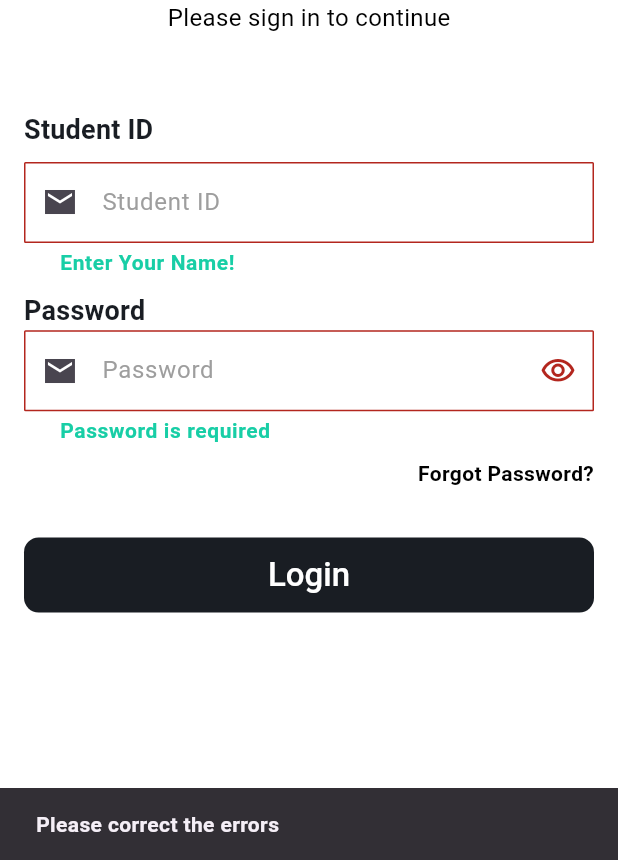
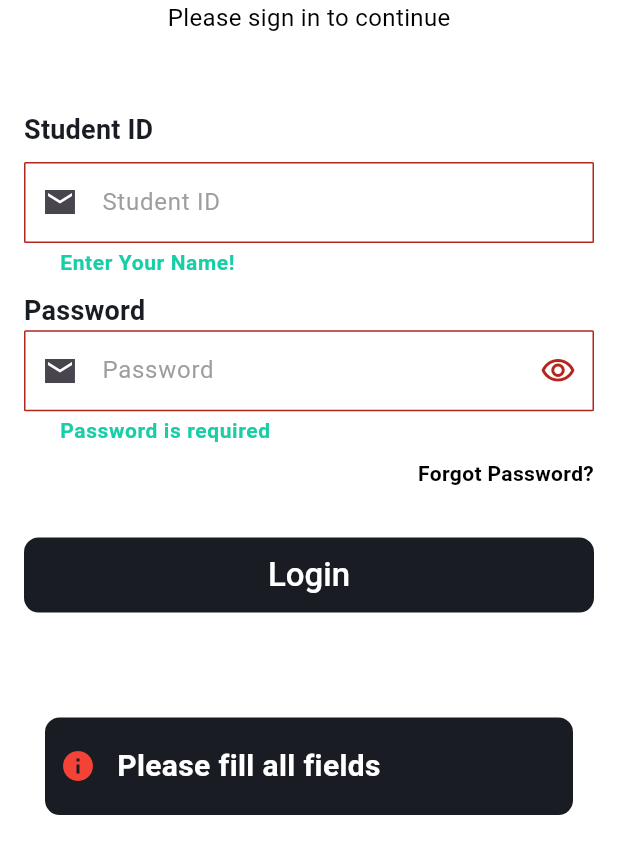
Before and after one commit to waqas1343/Qabil.jobs, a Flutter app: the LoginScreen screen opened by its route, after a tap on "Login", on a phone screen of 412 x 824 dp, the part 376-1236 px from its top. Run offline on Flutter 3.47's test engine with Material 3 defaults, Android fonts, the light colour scheme and no system bars; drawn by our look-alikes of another_flushbar; our stand-ins replace pinput; Roboto replaces fonts that are missing (KumbhSans-VariableFont_YOPQ,wght.ttf).

Commit message:
Bottom navigation plus flushbar

```diff
--- a/lib/View/auth/login_screen/login_screen.dart
+++ b/lib/View/auth/login_screen/login_screen.dart
@@ -1,3 +1,4 @@
+import 'package:another_flushbar/flushbar.dart';
 import 'package:flutter/material.dart';
 import 'package:provider/provider.dart';
 import 'package:qabil_app/constant/app_button/app_button.dart';
@@ -13,11 +14,13 @@ import 'package:qabil_app/view_model/controller/validation.dart';
 import 'package:qabil_app/view_model/providers/generalProvider.dart';
 
 import '../../../Navigation_screening/app_navigators.dart';
+import '../../../widgets/customFlushbar/customFlushbar.dart';
 
 class LoginScreen extends StatelessWidget {
   final TextEditingController studenIDController = TextEditingController();
   final TextEditingController passwordController = TextEditingController();
   final GlobalKey<FormState> formKey = GlobalKey<FormState>();
+
   LoginScreen({super.key});
 
   @override
@@ -56,7 +59,6 @@ class LoginScreen extends StatelessWidget {
                   height: AppSizes.height01(context),
                 ),
                 AppTextFields.customTextField(
-
                   keyboardType: TextInputType.number,
                   validator: Validators.studentId,
                   prefixIcon: AppIcons.emailIcon,
@@ -70,19 +72,25 @@ class LoginScreen extends StatelessWidget {
                   text: AppStrings.passwordTitle,
                   style: Theme.of(context).textTheme.titleMedium,
                 ),
-                Consumer<GeneralProvider>(builder: (context, value, child) {
+                Consumer<GeneralProvider>(
+                  builder: (context, value, child) {
                     return AppTextFields.customTextField(
                       obscureText: value.isVisibleFirst,
                       validator: Validators.passwordValidator,
-                    suffixIcon: IconButton(onPressed: (){
+                      suffixIcon: IconButton(
+                          onPressed: () {
                             print("object");
                             value.iconToggleFirst();
-                    }, icon: value.isVisibleFirst ? AppIcons.suffixIconOnn : AppIcons.suffixIconOff),
+                          },
+                          icon: value.isVisibleFirst
+                              ? AppIcons.suffixIconOnn
+                              : AppIcons.suffixIconOff),
                       prefixIcon: AppIcons.emailIcon,
                       hintText: AppStrings.passwordTitle,
                       controller: passwordController,
                     );
-                },),
+                  },
+                ),
                 SizedBox(
                   height: AppSizes.height01(context),
                 ),
@@ -108,19 +116,19 @@ class LoginScreen extends StatelessWidget {
                     color: AppColors.blackTextClr,
                     ontap: () {
                       if (formKey.currentState?.validate() ?? false) {
-                      ScaffoldMessenger.of(context).showSnackBar(
-                        SnackBar(content: CustomText(text: 'Login Successful')),
-                      );
+                        CustomFlushBar.customFlushBar(context,
+                            'Login Successfully', Icons.verified, Colors.green);
 
+
+                        Future.delayed(Duration(milliseconds: 1700),(){
                           AppNavigators.changescreen(
                               context, RouteNames.registersMentorScreen);
+                        });
                       } else {
-                      ScaffoldMessenger.of(context).showSnackBar(
-                        SnackBar(content: Text("Please correct the errors")),
-                      );
+                        CustomFlushBar.customFlushBar(context,
+                            'Please fill all fields', Icons.info, Colors.red);
                       }
-                  }
-                )
+                    })
               ],
             ),
           ),
--- a/lib/main.dart
+++ b/lib/main.dart
@@ -21,7 +21,7 @@ class MyApp extends StatelessWidget {
       initialRoute: '/',
       routes: RouteScreens.getScreens(),
       theme: AppTheme.theme,
-      home: CustomNavbar(),
+      home: LoginScreen(),
     ),);
   }
 }
--- /dev/null
+++ b/lib/widgets/customFlushbar/customFlushbar.dart
@@ -0,0 +1,28 @@
+import 'package:another_flushbar/flushbar.dart';
+import 'package:flutter/material.dart';
+import '../../constant/app_colours/appcolors.dart';
+
+class CustomFlushBar {
+  static Future<dynamic> customFlushBar(
+      BuildContext context, String title, IconData icon, Color iconColor) {
+    return Flushbar(
+      messageText: Text(
+        title,
+        style: TextStyle(fontSize: 20, color: AppColors.appBackground),
+      ),
+      padding: EdgeInsets.all(18),
+      margin: EdgeInsets.all(30),
+      backgroundColor: AppColors.blackTextClr,
+      icon: Icon(
+        icon,
+        color: iconColor,
+      ),
+      titleColor: AppColors.appBackground,
+      flushbarStyle: FlushbarStyle.FLOATING,
+      borderRadius: BorderRadius.circular(9.8),
+      duration: Duration(seconds: 3),
+      // flushbarPosition: FlushbarPosition.BOTTOM,
+    ).show(context);
+    ;
+  }
+}
--- a/pubspec.yaml
+++ b/pubspec.yaml
@@ -37,6 +37,7 @@ dependencies:
   provider: ^6.1.2
   pinput: ^5.0.0
   persistent_bottom_nav_bar: ^6.2.1
+  another_flushbar: ^1.12.30
 
 dev_dependencies:
   flutter_test:
```
Also changed, not shown: pubspec.lock. Lines whose indentation alone changed are shown as unchanged.
